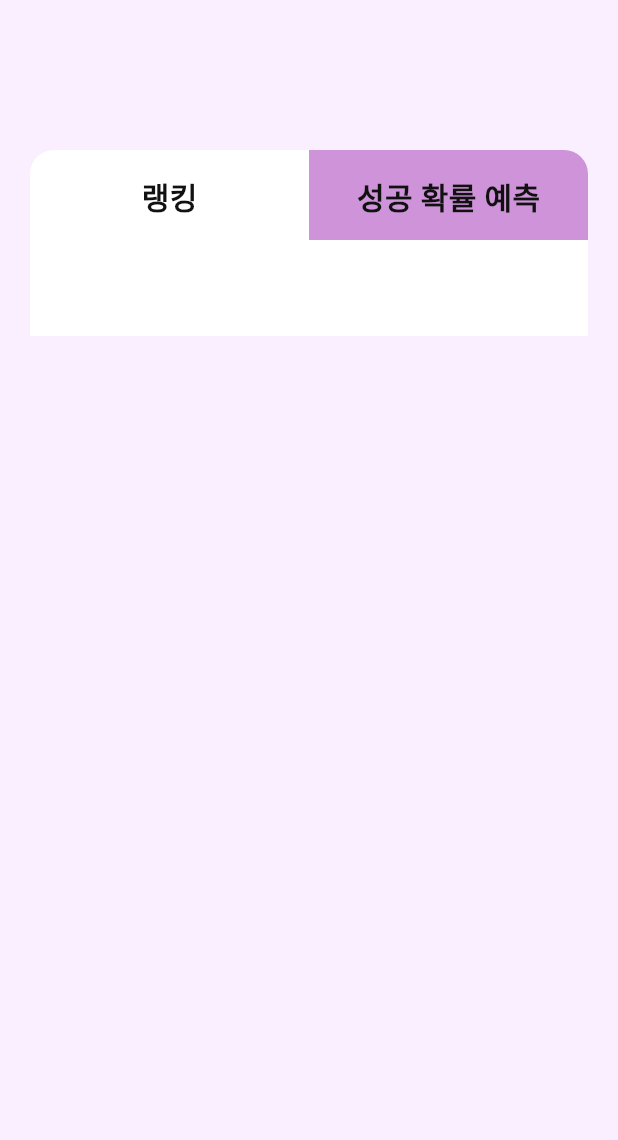
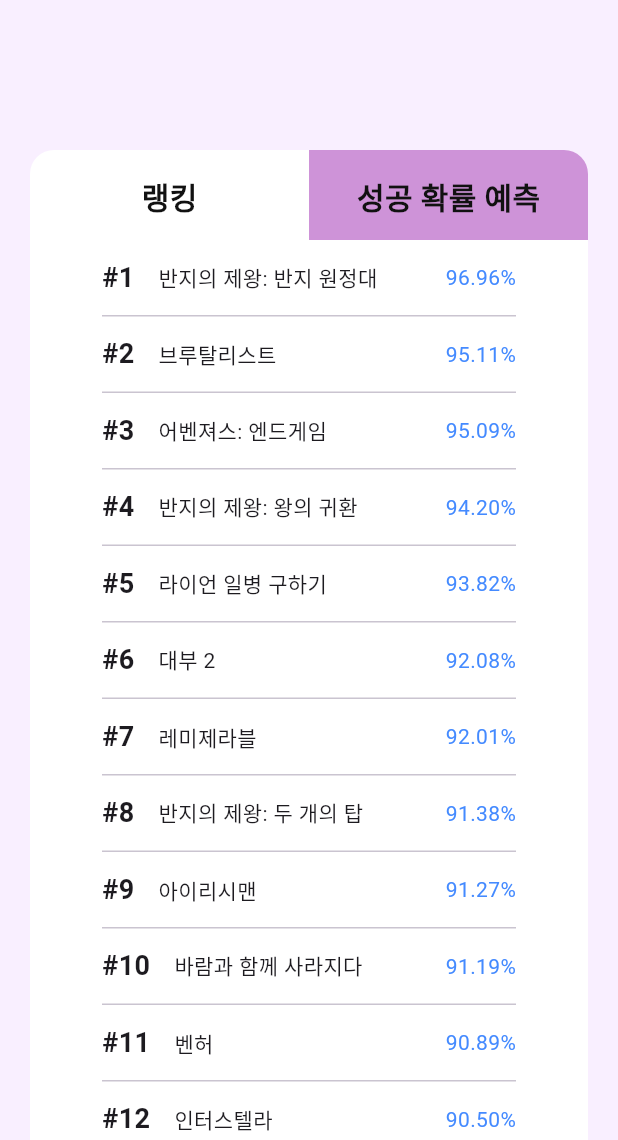
Before and after one commit to OTT-Predictor/OTT-Predictor, a Flutter app: the screen it shows after launch, after a tap on "랭킹", on a phone screen of 412 x 824 dp, the part 96-1236 px from its top. Run offline on Flutter 3.47's test engine with Material 3 defaults, Android fonts, the phone set to English and light mode, and no system bars; Roboto replaces fonts that are missing (Pretendard); project files that could hold a hidden picture were left out.

Commit message:
ranking update
added all_movies_predictions.csv,
updated ranking.dart

```diff
--- a/frontend/lib/main.dart
+++ b/frontend/lib/main.dart
@@ -112,7 +112,6 @@
                 children: [
                   SizedBox(height: 100),
 
-                  //버튼
                   Container(
                     height: 60,
                     padding: EdgeInsets.symmetric(
@@ -153,7 +152,7 @@
                                       topLeft:
                                           Radius.circular(
                                             16,
-                                          ), // 왼쪽 위 둥글게
+                                          ),
                                     ),
                               ),
                               child: const Center(
@@ -192,7 +191,7 @@
                                       topRight:
                                           Radius.circular(
                                             16,
-                                          ), // 오른쪽 위 둥글게
+                                          ),
                                     ),
                               ),
                               child: const Center(
@@ -208,7 +207,6 @@
                       ],
                     ),
                   ),
-                  //화면전환
                   AnimatedSwitcher(
                     duration: const Duration(
                       milliseconds: 300,
@@ -216,8 +214,9 @@
                     child:
                         isNotSelectedTabisRanking
                             ? const InputTab()
-                            : const RankingTab(),
+                            : RankingPage(),
                   ),
+                  SizedBox(height: 50),
                 ],
               ),
             ),
--- a/frontend/lib/tabs/dateSelect.dart
+++ b/frontend/lib/tabs/dateSelect.dart
@@ -66,7 +66,6 @@
         const SizedBox(height: 8),
         Row(
           children: [
-            // 년도
             DropdownButton<int>(
               hint: const Text("년도"),
               value: selectedYear,
@@ -86,7 +85,7 @@
               },
             ),
             const SizedBox(width: 16),
-            // 월
+
             DropdownButton<int>(
               hint: const Text("월"),
               value: selectedMonth,
@@ -106,7 +105,7 @@
               },
             ),
             const SizedBox(width: 16),
-            // 일
+
             DropdownButton<int>(
               hint: const Text("일"),
               value: selectedDay,
--- a/frontend/lib/tabs/languageSelect.dart
+++ b/frontend/lib/tabs/languageSelect.dart
@@ -126,7 +126,7 @@
           onChanged: (value) {
             setState(() {
               selectedCode = value;
-              widget.onChanged(value); // 외부로 전달
+              widget.onChanged(value);
             });
           },
         ),
--- a/frontend/lib/tabs/ranking.dart
+++ b/frontend/lib/tabs/ranking.dart
@@ -1,9 +1,73 @@
 import 'package:flutter/material.dart';
+import 'dart:convert';
+import 'package:flutter/services.dart'
+    show rootBundle;
 import 'package:ossw4_msps/main.dart';
-import 'package:ossw4_msps/tabs/gerne.dart';
 
-class RankingTab extends StatelessWidget {
-  const RankingTab({super.key});
+class RankingPage extends StatefulWidget {
+  const RankingPage({super.key});
+
+  @override
+  _RankingPageState createState() =>
+      _RankingPageState();
+}
+
+class _RankingPageState
+    extends State<RankingPage> {
+  List<Map<String, dynamic>> rankingData = [];
+  bool _isLoading = true;
+
+  @override
+  void initState() {
+    super.initState();
+    loadRankingData();
+  }
+
+  Future<void> loadRankingData() async {
+    try {
+      final rawData = await rootBundle.loadString(
+        'assets/all_movies_predictions.csv',
+      );
+      final lines = LineSplitter().convert(
+        rawData.trim(),
+      );
+
+      final rows =
+          lines
+              .skip(1)
+              .map((line) {
+                final values = line.split(',');
+                if (values.length < 2)
+                  return null;
+                return {
+                  'title': values[0],
+                  'prob':
+                      double.tryParse(
+                        values[1].trim(),
+                      ) ??
+                      0.0,
+                };
+              })
+              .whereType<Map<String, dynamic>>()
+              .toList();
+
+      rows.sort(
+        (a, b) => (b['prob'] as double).compareTo(
+          a['prob'] as double,
+        ),
+      );
+
+      setState(() {
+        rankingData = rows.take(100).toList();
+        _isLoading = false;
+      });
+    } catch (e) {
+      print('랭킹 데이터 로드 오류: $e');
+      setState(() {
+        _isLoading = false;
+      });
+    }
+  }
 
   @override
   Widget build(BuildContext context) {
@@ -24,11 +88,75 @@
         ),
         color: Colors.white,
         width: double.infinity,
-        child: Column(
-          crossAxisAlignment:
-              CrossAxisAlignment.start,
-          children: [SizedBox(height: 64)],
-        ),
+        child:
+            _isLoading
+                ? Padding(
+                  padding: const EdgeInsets.all(
+                    32.0,
+                  ),
+                  child: Center(
+                    child:
+                        CircularProgressIndicator(),
+                  ),
+                )
+                : ListView.separated(
+                  shrinkWrap: true,
+                  physics:
+                      NeverScrollableScrollPhysics(),
+                  itemCount: rankingData.length,
+                  separatorBuilder:
+                      (context, index) =>
+                          Divider(height: 1),
+                  itemBuilder: (context, index) {
+                    final movie =
+                        rankingData[index];
+                    return Padding(
+                      padding:
+                          const EdgeInsets.symmetric(
+                            vertical: 12.0,
+                          ),
+                      child: Row(
+                        mainAxisAlignment:
+                            MainAxisAlignment
+                                .spaceBetween,
+                        children: [
+                          Text(
+                            '#${index + 1}',
+                            style: TextStyle(
+                              fontWeight:
+                                  FontWeight.bold,
+                              fontSize: 18,
+                            ),
+                          ),
+                          Expanded(
+                            child: Padding(
+                              padding:
+                                  const EdgeInsets.symmetric(
+                                    horizontal:
+                                        16,
+                                  ),
+                              child: Text(
+                                movie['title'],
+
+                                overflow:
+                                    TextOverflow
+                                        .ellipsis,
+                              ),
+                            ),
+                          ),
+                          Text(
+                            '${(movie['prob'] * 100).toStringAsFixed(2)}%',
+                            style: TextStyle(
+                              color:
+                                  Colors
+                                      .blueAccent,
+                            ),
+                          ),
+                        ],
+                      ),
+                    );
+                  },
+                ),
       ),
     );
   }
--- a/frontend/lib/tabs/summary.dart
+++ b/frontend/lib/tabs/summary.dart
@@ -19,7 +19,6 @@
   final TextEditingController _controller =
       TextEditingController();
 
-  /// 간단한 XSS 필터링: <태그> 제거
   String sanitize(String input) {
     return input.replaceAll(
       RegExp(r'<[^>]*>'),
@@ -52,9 +51,7 @@
           ),
           onChanged: (value) {
             final clean = sanitize(value);
-            widget.onChanged(
-              clean,
-            ); // 클린된 내용 외부로 전달
+            widget.onChanged(clean);
           },
         ),
       ],
--- a/frontend/lib/tabs/tag.dart
+++ b/frontend/lib/tabs/tag.dart
@@ -21,9 +21,7 @@
   final List<String> _keywords = [];
 
   void _tryAddKeyword(String value) {
-    final parts = value.split(
-      RegExp(r'[,\n]'),
-    ); // 쉼표나 Enter(\n) 기준 분리
+    final parts = value.split(RegExp(r'[,\n]'));
     for (var part in parts) {
       final keyword = part.trim();
       if (keyword.isNotEmpty &&
@@ -34,7 +32,7 @@
       }
     }
     _controller.clear();
-    widget.onChanged(_keywords); // 외부 전달
+    widget.onChanged(_keywords);
   }
 
   void _removeKeyword(String keyword) {
--- a/frontend/pubspec.yaml
+++ b/frontend/pubspec.yaml
@@ -59,6 +59,8 @@
   # the material Icons class.
   uses-material-design: true
 
+  assets:
+    - assets/all_movies_predictions.csv
 
   fonts:
     - family: Pretendard
```
Also changed, not shown: frontend/lib/tabs/input.dart (+3 -8 lines), frontend/assets/all_movies_predictions.csv (added).
